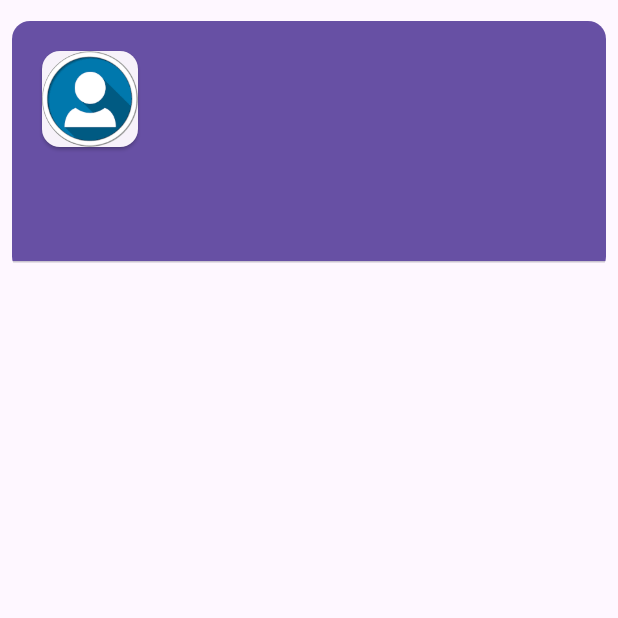
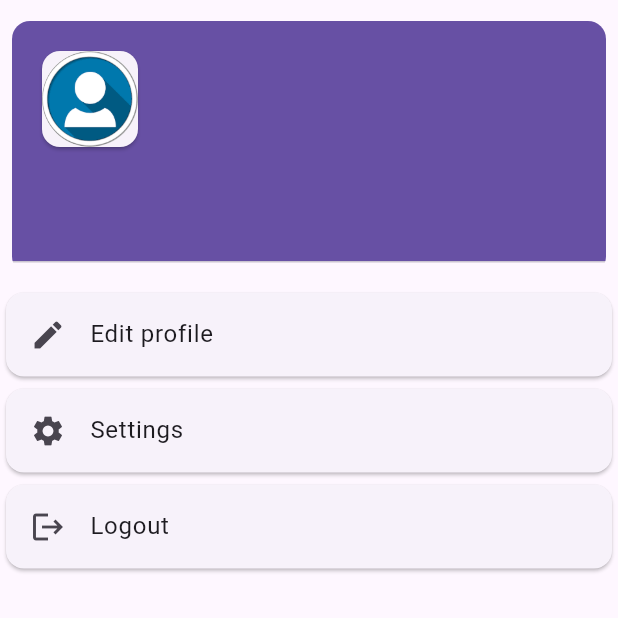
Before and after one commit to Imranbrono/Dinner-Dive, a Flutter app: the ProfilePage screen opened directly, on a phone screen of 412 x 824 dp, the top half of it. Run offline on Flutter 3.47's test engine with Material 3 defaults, Android fonts, the phone set to English and light mode, and no system bars; our stand-ins replace carousel_slider, firebase_auth, firebase_core, fluttertoast, google_fonts, hidden_drawer_menu and 2 more; accounts and stored records are empty.

Commit message:
profile page

```diff
--- a/lib/pages/profile/profile_page.dart
+++ b/lib/pages/profile/profile_page.dart
@@ -51,27 +51,30 @@ class _ProfilePageState extends State<ProfilePage> {
                   ),
                 ),
               ),
-
             ),
-          // const Card(
-          //     child: ListTile(
-          //       leading: Icon(Icons.edit),
-          //       title: Text('Edit profile'),
-          // )),
-          // const Card(
-          //     child: ListTile(
-          //        leading: Icon(Icons.settings),
-          //      title: Text('Settings'),
-          // )),
-          // Card(
-          //     child: ListTile(
-          //         onTap: () => FirebaseFunctions.userLogout(context),
-          //        leading: const Icon(Icons.logout),
-          //        title: const Text('Logout'),
-          // )))
-          )
+          ),
+          Card(
+            child: ListTile(
+              leading: Icon(Icons.edit),
+              title: Text('Edit profile'),
+            ),
+          ),
+          Card(
+            child: ListTile(
+              leading: Icon(Icons.settings),
+              title: Text('Settings'),
+            ),
+          ),
+          Card(
+            child: ListTile(
+              onTap: () => FirebaseFunctions.userLogout(context),
+              leading: Icon(Icons.logout),
+              title: Text('Logout'),
+            ),
+          ),
         ],
       ),
     );
   }
+
 }
```
